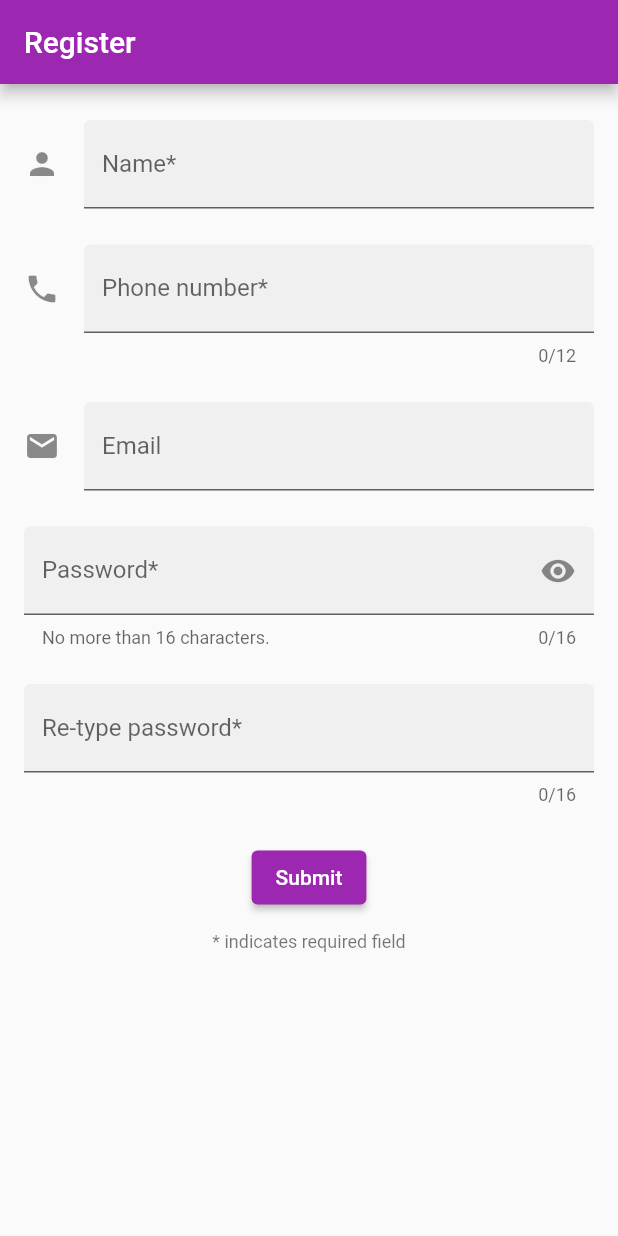
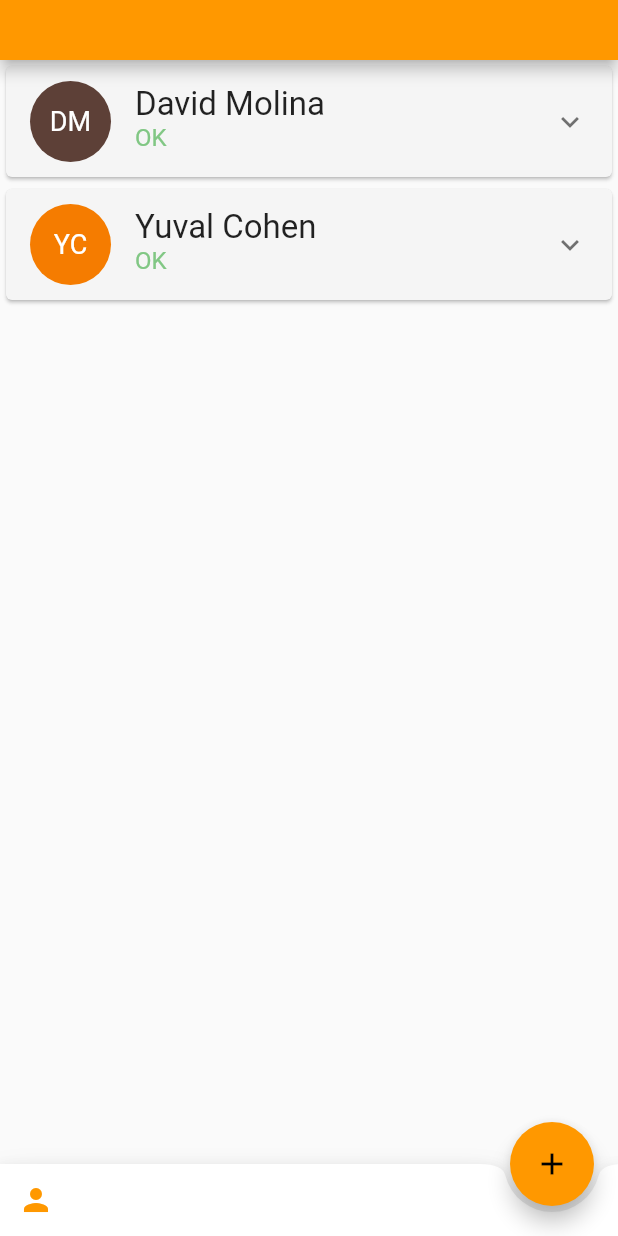
Before and after one commit to ReemKish/bsc-internet-of-things-project, a Flutter app: the screen it shows after launch, on a phone screen of 412 x 824 dp. Run offline on Flutter 3.47's test engine with Material 2 defaults, Android fonts, the phone set to English and light mode, and no system bars.

Commit message:
Added a Home page; Reorganized some code;

```diff
--- a/app/lib/main.dart
+++ b/app/lib/main.dart
@@ -3,6 +3,7 @@
 
 import 'package:flutter/material.dart';
 import 'package:app/routes/register.dart';
+import 'package:app/routes/home.dart';
 
 
 void main() {
@@ -17,16 +18,39 @@ class App extends StatelessWidget {
   Widget build(BuildContext context) {
     return MaterialApp(
       title: 'IoT',
+      // ===== Light Theme ======================
       theme: ThemeData(
         brightness: Brightness.light,
-        primarySwatch: Colors.purple,
+        primarySwatch: Colors.orange,
+        /* bottomAppBarColor: Colors.deepPurple, */
+        cardColor: Colors.grey.shade100,
+        expansionTileTheme: const ExpansionTileThemeData(
+          textColor: Colors.black,
+          iconColor: Colors.orange,
+        ),
+        bottomSheetTheme: BottomSheetThemeData(
+          modalBackgroundColor: Colors.orange.shade300,
+        ),
       ),
+
+      // ===== Dark Theme =======================
       darkTheme: ThemeData(
         brightness: Brightness.dark,
-        primarySwatch: Colors.purple,
+        primarySwatch: Colors.orange,
+        colorScheme: ColorScheme.fromSwatch(
+          brightness: Brightness.dark,
+          primarySwatch: Colors.orange,
+        ).copyWith(
+          secondary: Colors.orange
+        ),
+        expansionTileTheme: const ExpansionTileThemeData(
+          textColor: Colors.white,
+          iconColor: Colors.orange,
+        ),
       ),
+
       themeMode: ThemeMode.system,
-      home: const RegisterRoute(),
+      home: const HomeRoute(),
     );
   }
 }
--- /dev/null
+++ b/app/lib/routes/home.dart
@@ -0,0 +1,158 @@
+// ===== home.dart ==============================
+// Home page of the app. Shows list of linked devices.
+
+import 'package:flutter/material.dart';
+import 'package:app/utilities/alerts.dart';
+import 'package:app/widgets/bottom_bar.dart';
+import 'package:app/utilities/structures.dart';
+import 'package:app/utilities/avatar.dart';
+
+
+class HomeRoute extends StatefulWidget {
+  const HomeRoute({Key? key}) : super(key: key);
+
+  @override
+  State createState() => HomeRouteState();
+}
+
+
+class HomeRouteState extends State<HomeRoute> {
+  final _tracked = <Device>[
+    Device(1, Profile("David Molina", "davidm@gmail.com", "054-123-4567"), notify: false),
+    Device(2, Profile("Yuval Cohen", "yuvalc@walla.co.il", "054-631-1200")),
+  ];
+
+
+  Widget _buildDeviceList() {
+    return  ListView(
+      children: _tracked.map(
+        (device) {
+          return DeviceItem(this, device);
+        },
+      ).toList(),
+    );
+  }
+
+  @override
+  Widget build(BuildContext context) {
+    Widget noDevicesMsg = const Center(
+      child: Text(
+        "You have no tracked devices.",
+        textAlign: TextAlign.center,
+        style: TextStyle(
+          fontSize: 21,
+          color: Colors.grey,
+        ),
+      ),
+    );
+
+    return Scaffold(
+      appBar: AppBar(toolbarHeight: 40),
+      body: _tracked.isEmpty ? noDevicesMsg : _buildDeviceList(),
+      floatingActionButton: FloatingActionButton(
+              onPressed: () {},
+              tooltip: "Scan device QR",
+              child: const Icon(Icons.add),
+      ),
+      floatingActionButtonLocation: FloatingActionButtonLocation.endDocked,
+      bottomNavigationBar: const BottomBar(),
+    );
+  }
+}
+
+
+class DeviceItem extends StatefulWidget {
+  final Device? device;
+  final HomeRouteState deviceList;
+  const DeviceItem(this.deviceList, this.device, {Key? key, isExpand = false}) : super(key: key);
+
+  @override
+  State<DeviceItem> createState() => _DeviceItemState();
+}
+
+class _DeviceItemState extends State<DeviceItem> {
+  @override
+  Widget build(BuildContext context) {
+    final device = widget.device;
+    final holder = device!.holder;
+    return Card(
+      child: ExpansionTile(
+        childrenPadding: const EdgeInsets.only(top: 0),
+        title: Text(
+          holder.name,
+          style: const TextStyle(
+            fontSize: 22,
+          ),
+        ),
+        subtitle: Text(
+          "OK",
+          style: TextStyle(
+            fontSize: 16,
+            color: Colors.green.shade300,
+          ),
+        ),
+        leading: ExcludeSemantics(
+          child: name2avatar(holder.name, size: 18),
+        ),
+        children: <Widget>[
+          ListTile(  // Email
+            title: Text(holder.email),
+            leading: const Icon(Icons.email),
+            horizontalTitleGap: 0,
+            visualDensity: const VisualDensity(vertical: -4),
+          ),
+          ListTile(  // Phone number
+            title: Text(holder.phoneNumber),
+            leading: const Icon(Icons.phone),
+            horizontalTitleGap: 0,
+            visualDensity: const VisualDensity(vertical: -4),
+          ),
+          Row(
+            textDirection: TextDirection.rtl,
+            children: [
+              IconButton(  // Delete
+                onPressed: () {
+                  confirmDiaglog(
+                    context: context,
+                    prompt: "Stop tracking ${holder.name}?",
+                    action: () {
+                      widget.deviceList.setState(() {
+                        widget.deviceList._tracked.remove(device);
+                      });
+                    }
+                  );
+                },
+                icon: const Icon(
+                  Icons.delete_forever_outlined,
+                  color: Colors.red
+                ),
+              ),
+              IconButton(  // Notify
+                onPressed: () {
+                  device.notify ?
+                    showInSnackBar(context, "off") :
+                    showInSnackBar(context, "on");
+                  setState(() {
+                    device.notify = !device.notify;
+                  });
+                },
+                icon: Icon(
+                  device.notify ? Icons.notifications_on : Icons.notifications_off,
+                  color: device.notify ?
+                            (
+                              Theme.of(context).brightness == Brightness.dark ?
+                                Colors.yellow.shade100 :
+                                Colors.black.withRed(195).withGreen(195)
+                            ) :
+                            Theme.of(context).iconTheme.color,
+                ),
+              ),
+            ]
+          )
+        ]
+        /* tileColor: const Color(0x0A00FF00), // greyish-green */
+        /* tileColor: const Color(0x40FF0000), // greyish-red */
+      )
+    );
+  }
+}
--- /dev/null
+++ b/app/lib/utilities/avatar.dart
@@ -0,0 +1,33 @@
+// ===== avatar.dart ==============================
+// Generate avatars from names.
+
+import 'dart:core';
+import 'package:flutter/material.dart';
+
+Color name2color(String name) {
+  final colors = List.from(Colors.primaries);
+  colors.remove(Colors.yellow);
+  colors.remove(Colors.amber);
+  return colors[name.hashCode % colors.length].shade700;
+}
+
+String name2initials(String name) {
+  List<String> words = name.split(" ");
+  if (words.isEmpty || words[0].isEmpty) return "";
+  if (words.length == 1 || words[1].isEmpty) return words[0][0];
+  return words[0][0] + words[1][0];
+}
+
+name2avatar(String name, { double size = 24.0 }) {
+  return CircleAvatar(
+    radius: size * 1.5,
+    backgroundColor: name2color(name),
+    child: Text(
+      name2initials(name),
+      style: TextStyle(
+        fontSize: size,
+        color:  Colors.white
+      ),
+    ),
+  );
+}
--- /dev/null
+++ b/app/lib/utilities/structures.dart
@@ -0,0 +1,16 @@
+// ===== structures.dart ==============================
+// Data structures used throughout the app.
+
+class Profile {
+  String name;
+  String email;
+  String phoneNumber;
+  Profile(this.name, this.email, this.phoneNumber);
+}
+
+class Device {
+  int id;
+  Profile holder;
+  bool notify;
+  Device(this.id, this.holder, {this.notify = true});
+}
--- /dev/null
+++ b/app/lib/widgets/bottom_bar.dart
@@ -0,0 +1,63 @@
+// ===== bottom_bar.dart ==============================
+// A bottom bar with a profile button to be included
+// in most of the app's screens.
+
+import 'package:flutter/material.dart';
+import 'package:app/utilities/avatar.dart';
+
+
+class BottomBar extends StatelessWidget {
+  const BottomBar({super.key});
+
+
+  void _showModalBottomSheet(BuildContext context) {
+    showModalBottomSheet<void>(
+      context: context,
+      builder: (context) {
+        return Wrap(
+          children: [ _BottomSheetContent() ]
+        );
+      },
+    );
+  }
+
+  @override
+  Widget build(BuildContext context) {
+    return BottomAppBar(
+      shape: const CircularNotchedRectangle(),
+      child: IconTheme(
+        data: IconThemeData(color: Theme.of(context).colorScheme.secondary),
+        child: Row(
+          children: [
+            IconButton(
+              tooltip: MaterialLocalizations.of(context).openAppDrawerTooltip,
+              icon: const Icon(Icons.person),
+              onPressed: () { _showModalBottomSheet(context); },
+            ),
+          ],
+        ),
+      ),
+    );
+  }
+}
+
+
+
+
+class _BottomSheetContent extends StatelessWidget {
+  @override
+  Widget build(BuildContext context) {
+    return Column(
+        children: [
+          UserAccountsDrawerHeader(
+            accountName: const Text("Reem Kishinevsky"),
+            accountEmail: const Text("reem.kishinevsky@gmail.com"),
+            currentAccountPicture: name2avatar("Reem Kishinevsky"),
+            decoration: BoxDecoration(
+            color: Theme.of(context).cardColor,
+          ),
+          ),
+        ],
+    );
+  }
+}
```
Also changed, not shown: app/lib/routes/register.dart (+3 -7 lines), app/lib/utilities/alerts.dart (added, +42 -0 lines).
